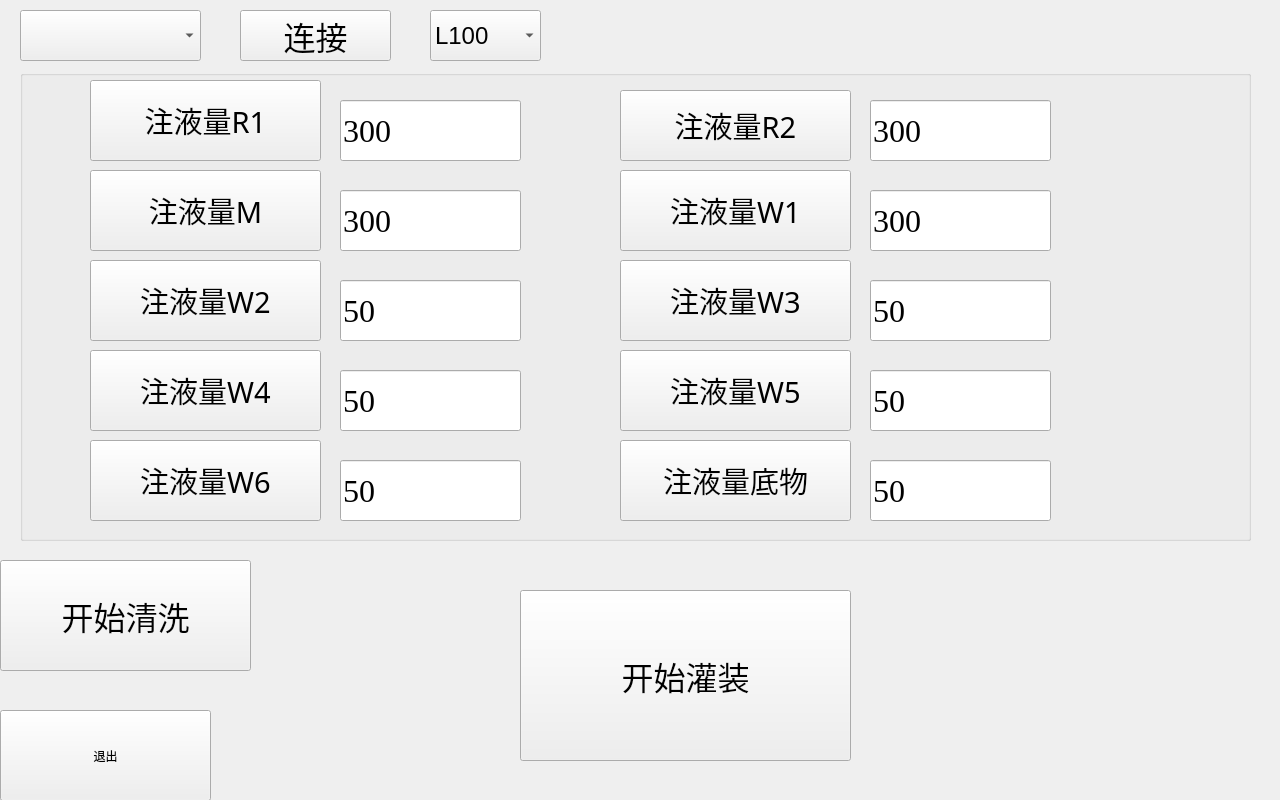
Old version of the form mainwindow.ui in the repository QDXW/Filing_Upper.
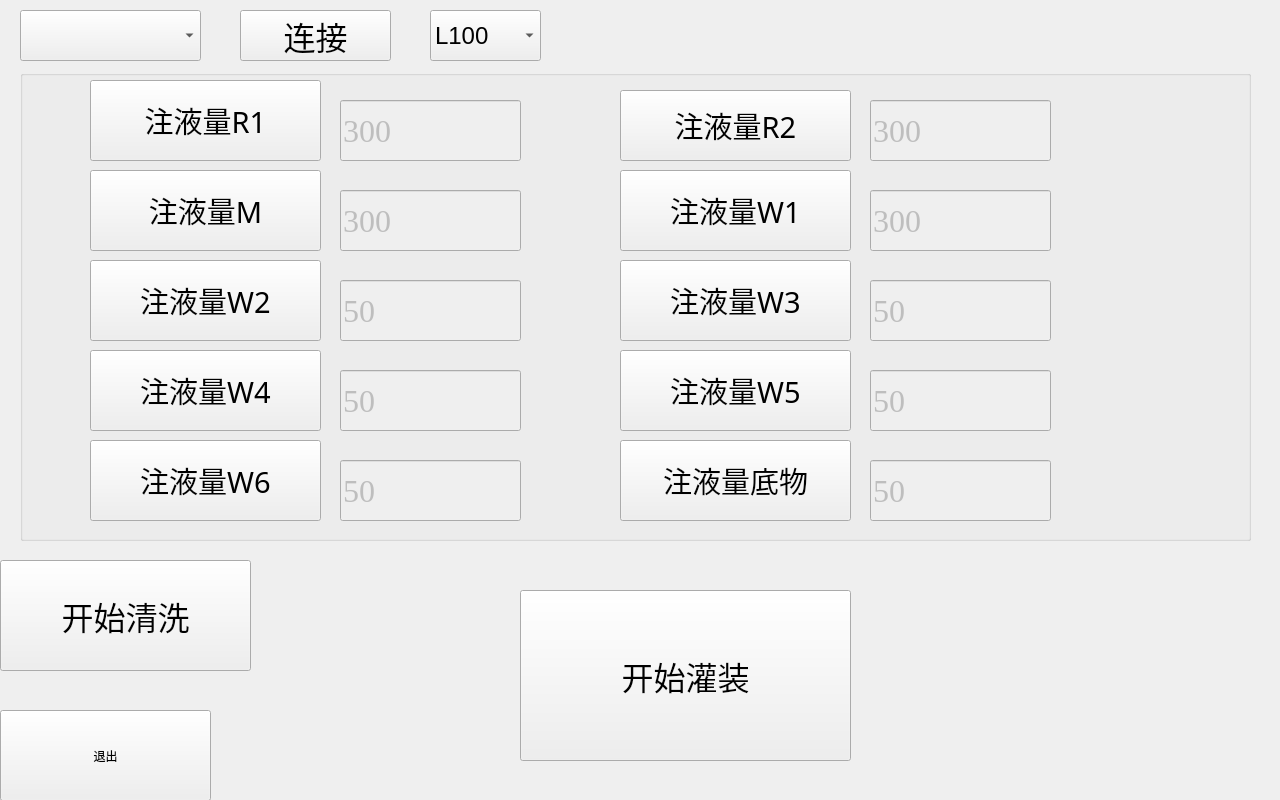
New version of the form.

The edit to the form file:
```diff
--- a/mainwindow.ui
+++ b/mainwindow.ui
@@ -192,6 +192,9 @@
      </property>
     </widget>
     <widget class="QLineEdit" name="Injuct_Count_W2">
+     <property name="enabled">
+      <bool>false</bool>
+     </property>
      <property name="geometry">
       <rect>
        <x>320</x>
@@ -280,6 +283,9 @@
      </property>
     </widget>
     <widget class="QLineEdit" name="Injuct_Count_W3">
+     <property name="enabled">
+      <bool>false</bool>
+     </property>
      <property name="geometry">
       <rect>
        <x>850</x>
@@ -324,6 +330,9 @@
      </property>
     </widget>
     <widget class="QLineEdit" name="Injuct_Count_W4">
+     <property name="enabled">
+      <bool>false</bool>
+     </property>
      <property name="geometry">
       <rect>
        <x>320</x>
@@ -346,6 +355,9 @@
      </property>
     </widget>
     <widget class="QLineEdit" name="Injuct_Count_R2">
+     <property name="enabled">
+      <bool>false</bool>
+     </property>
      <property name="geometry">
       <rect>
        <x>850</x>
@@ -393,6 +405,9 @@
      </property>
     </widget>
     <widget class="QLineEdit" name="Injuct_Count_W1">
+     <property name="enabled">
+      <bool>false</bool>
+     </property>
      <property name="geometry">
       <rect>
        <x>850</x>
@@ -415,6 +430,9 @@
      </property>
     </widget>
     <widget class="QLineEdit" name="Injuct_Count_M">
+     <property name="enabled">
+      <bool>false</bool>
+     </property>
      <property name="geometry">
       <rect>
        <x>320</x>
@@ -437,6 +455,9 @@
      </property>
     </widget>
     <widget class="QLineEdit" name="Injuct_Count_R1">
+     <property name="enabled">
+      <bool>false</bool>
+     </property>
      <property name="geometry">
       <rect>
        <x>320</x>
@@ -506,6 +527,9 @@
      </property>
     </widget>
     <widget class="QLineEdit" name="Injuct_Count_Base">
+     <property name="enabled">
+      <bool>false</bool>
+     </property>
      <property name="geometry">
       <rect>
        <x>850</x>
@@ -550,6 +574,9 @@
      </property>
     </widget>
     <widget class="QLineEdit" name="Injuct_Count_W5">
+     <property name="enabled">
+      <bool>false</bool>
+     </property>
      <property name="geometry">
       <rect>
        <x>850</x>
@@ -594,6 +621,9 @@
      </property>
     </widget>
     <widget class="QLineEdit" name="Injuct_Count_W6">
+     <property name="enabled">
+      <bool>false</bool>
+     </property>
      <property name="geometry">
       <rect>
        <x>320</x>
```
